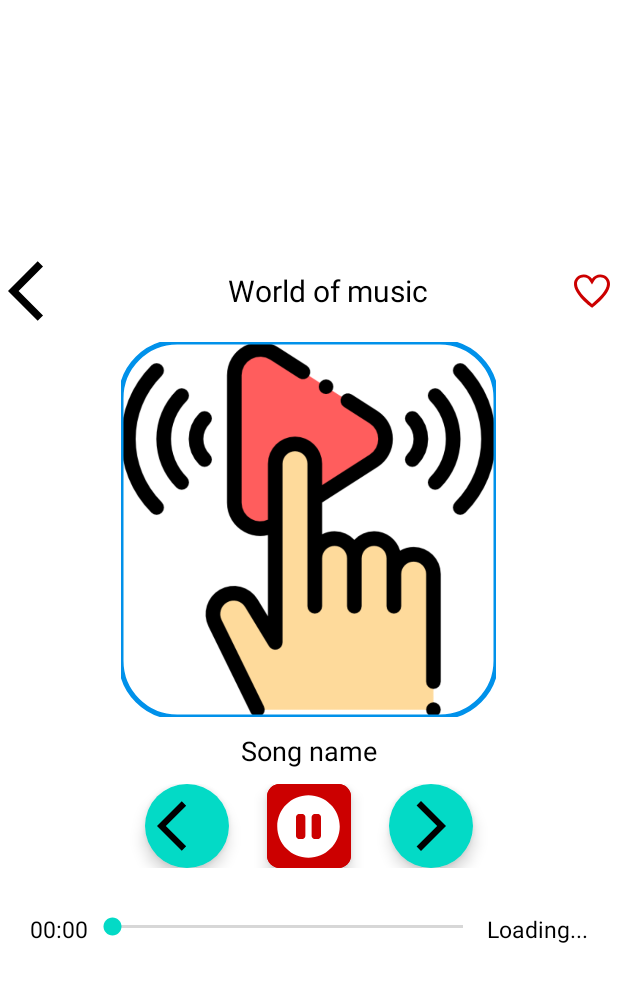
After one commit to JosueDurand96/Music-Player-JD, an Android app: the PlayerActivity screen opened directly, with no data from a screen before it, on a phone screen of 412 x 824 dp. The commit adds this screen. Shown: the top 982 px of the screen. Run offline under Robolectric (Android 15) with nearby library versions, the phone set to English and light mode, and no system bars; 1 statement that could not run was skipped.

Commit message:
design player music

```diff
--- a/app/src/main/AndroidManifest.xml
+++ b/app/src/main/AndroidManifest.xml
@@ -13,6 +13,10 @@
         android:theme="@style/splash_screen"
         tools:targetApi="31">
         <activity
+            android:name=".PlayerActivity"
+            android:theme="@style/splash_screen"
+            android:exported="false" />
+        <activity
             android:name=".MainActivity"
             android:exported="true">
             <intent-filter>
--- /dev/null
+++ b/app/src/main/java/com/durand/musicplayerjd/PlayerActivity.kt
@@ -0,0 +1,22 @@
+package com.durand.musicplayerjd
+
+import android.annotation.SuppressLint
+import android.os.Bundle
+import androidx.activity.enableEdgeToEdge
+import androidx.appcompat.app.AppCompatActivity
+import androidx.core.view.ViewCompat
+import androidx.core.view.WindowInsetsCompat
+
+class PlayerActivity : AppCompatActivity() {
+    @SuppressLint("MissingInflatedId")
+    override fun onCreate(savedInstanceState: Bundle?) {
+        super.onCreate(savedInstanceState)
+        enableEdgeToEdge()
+        setContentView(R.layout.activity_player)
+        ViewCompat.setOnApplyWindowInsetsListener(findViewById(R.id.main)) { v, insets ->
+            val systemBars = insets.getInsets(WindowInsetsCompat.Type.systemBars())
+            v.setPadding(systemBars.left, systemBars.top, systemBars.right, systemBars.bottom)
+            insets
+        }
+    }
+}
--- /dev/null
+++ b/app/src/main/res/drawable/back_icon.xml
@@ -0,0 +1,14 @@
+<?xml version="1.0" encoding="utf-8"?>
+<vector xmlns:android="http://schemas.android.com/apk/res/android"
+    android:width="48dp"
+    android:height="48dp"
+    android:autoMirrored="true"
+    android:tint="#000000"
+    android:viewportWidth="24"
+    android:viewportHeight="24">
+
+    <path
+        android:fillColor="@android:color/white"
+        android:pathData="M11.67,3.87L9.9,2.1 0,12l9.9,9.9 1.77,-1.77L3.54,12z" />
+
+</vector>
--- /dev/null
+++ b/app/src/main/res/drawable/favorite_empty_icon.xml
@@ -0,0 +1,10 @@
+<?xml version="1.0" encoding="utf-8"?>
+<vector xmlns:android="http://schemas.android.com/apk/res/android"
+    android:width="24dp"
+    android:height="24dp"
+    android:viewportWidth="24"
+    android:viewportHeight="24">
+    <path
+        android:fillColor="#000000"
+        android:pathData="M12,23.2l-0.6,-0.5C8.7,20.7 0,13.5 0,7.3C0,3.8 2.9,1 6.5,1c2.2,0 4.3,1.1 5.5,2.9l0,0l0,0C13.2,2.1 15.3,1 17.5,1C21.1,1 24,3.8 24,7.3c0,6.3 -8.7,13.4 -11.4,15.5L12,23.2zM6.5,2.9C4,2.9 2,4.8 2,7.2c0,4.1 5.1,9.5 10,13.4c4.9,-3.9 10,-9.3 10,-13.4c0,-2.4 -2,-4.3 -4.5,-4.3c-1.6,0 -3,0.8 -3.8,2L12,7.6L10.3,5C9.5,3.7 8.1,2.9 6.5,2.9z" />
+</vector>
--- a/app/src/main/res/drawable/favorite_icon.xml
+++ b/app/src/main/res/drawable/favorite_icon.xml
@@ -1,11 +1,10 @@
+<?xml version="1.0" encoding="utf-8"?>
 <vector xmlns:android="http://schemas.android.com/apk/res/android"
     android:width="24dp"
     android:height="24dp"
     android:viewportWidth="24"
     android:viewportHeight="24">
-
     <path
         android:fillColor="@android:color/holo_red_dark"
-        android:pathData="M11.99,2C6.47,2 2,6.48 2,12s4.47,10 9.99,10C17.52,22 22,17.52 22,12S17.52,2 11.99,2zM15.29,16.71L11,12.41V7h2v4.59l3.71,3.71L15.29,16.71z" />
-
+        android:pathData="M12,22C9.63,20.17 1,13.12 1,7.31C1,4.38 3.47,2 6.5,2c1.9,0 3.64,0.93 4.65,2.48L12,5.78l0.85,-1.3C13.86,2.93 15.6,2 17.5,2C20.53,2 23,4.38 23,7.31C23,13.15 14.38,20.18 12,22z" />
 </vector>
--- a/app/src/main/res/drawable/ic_launcher_foreground.xml
+++ b/app/src/main/res/drawable/ic_launcher_foreground.xml
@@ -1,3 +1,4 @@
+<?xml version="1.0" encoding="utf-8"?>
 <vector xmlns:android="http://schemas.android.com/apk/res/android"
     xmlns:aapt="http://schemas.android.com/aapt"
     android:width="108dp"
--- /dev/null
+++ b/app/src/main/res/drawable/next_icon.xml
@@ -0,0 +1,13 @@
+<vector xmlns:android="http://schemas.android.com/apk/res/android"
+    android:width="24dp"
+    android:height="24dp"
+    android:autoMirrored="true"
+    android:tint="#000000"
+    android:viewportWidth="24"
+    android:viewportHeight="24">
+
+    <path
+        android:fillColor="@android:color/white"
+        android:pathData="M6.23,20.23l1.77,1.77l10,-10l-10,-10l-1.77,1.77l8.23,8.23z" />
+
+</vector>
--- /dev/null
+++ b/app/src/main/res/drawable/pause_icon.xml
@@ -0,0 +1,13 @@
+<vector xmlns:android="http://schemas.android.com/apk/res/android"
+    android:width="24dp"
+    android:height="24dp"
+    android:autoMirrored="true"
+    android:viewportWidth="24"
+    android:viewportHeight="24">
+
+    <path
+        android:fillColor="@android:color/white"
+        android:fillType="evenOdd"
+        android:pathData="M12,22C17.523,22 22,17.523 22,12C22,6.477 17.523,2 12,2C6.477,2 2,6.477 2,12C2,17.523 6.477,22 12,22ZM8.076,8.617C8,8.801 8,9.034 8,9.5V14.5C8,14.966 8,15.199 8.076,15.383C8.178,15.628 8.372,15.822 8.617,15.924C8.801,16 9.034,16 9.5,16C9.966,16 10.199,16 10.383,15.924C10.628,15.822 10.822,15.628 10.924,15.383C11,15.199 11,14.966 11,14.5V9.5C11,9.034 11,8.801 10.924,8.617C10.822,8.372 10.628,8.178 10.383,8.076C10.199,8 9.966,8 9.5,8C9.034,8 8.801,8 8.617,8.076C8.372,8.178 8.178,8.372 8.076,8.617ZM13.076,8.617C13,8.801 13,9.034 13,9.5V14.5C13,14.966 13,15.199 13.076,15.383C13.178,15.628 13.372,15.822 13.617,15.924C13.801,16 14.034,16 14.5,16C14.966,16 15.199,16 15.383,15.924C15.628,15.822 15.822,15.628 15.924,15.383C16,15.199 16,14.966 16,14.5V9.5C16,9.034 16,8.801 15.924,8.617C15.822,8.372 15.628,8.178 15.383,8.076C15.199,8 14.966,8 14.5,8C14.034,8 13.801,8 13.617,8.076C13.372,8.178 13.178,8.372 13.076,8.617Z" />
+
+</vector>
--- /dev/null
+++ b/app/src/main/res/drawable/play_icon.xml
@@ -0,0 +1,20 @@
+<vector xmlns:android="http://schemas.android.com/apk/res/android"
+    android:width="24dp"
+    android:height="24dp"
+    android:autoMirrored="true"
+    android:viewportWidth="24"
+    android:viewportHeight="24">
+
+    <path
+        android:fillColor="#00000000"
+        android:pathData="M12,12m-10,0a10,10 0,1 1,20 0a10,10 0,1 1,-20 0"
+        android:strokeWidth="1.5"
+        android:strokeColor="#1C274C" />
+
+    <path
+        android:fillColor="#00000000"
+        android:pathData="M15.414,10.941C16.195,11.403 16.195,12.597 15.414,13.059L10.693,15.846C9.934,16.294 9,15.71 9,14.787L9,9.213C9,8.289 9.934,7.706 10.693,8.154L15.414,10.941Z"
+        android:strokeWidth="1.5"
+        android:strokeColor="#1C274C" />
+
+</vector>
--- a/app/src/main/res/drawable/playlist_icon.xml
+++ b/app/src/main/res/drawable/playlist_icon.xml
@@ -1,3 +1,4 @@
+<?xml version="1.0" encoding="utf-8"?>
 <vector xmlns:android="http://schemas.android.com/apk/res/android"
     android:width="24dp"
     android:height="24dp"
--- /dev/null
+++ b/app/src/main/res/drawable/previous_icon.xml
@@ -0,0 +1,13 @@
+<vector xmlns:android="http://schemas.android.com/apk/res/android"
+    android:width="24dp"
+    android:height="24dp"
+    android:autoMirrored="true"
+    android:tint="#000000"
+    android:viewportWidth="24"
+    android:viewportHeight="24">
+
+    <path
+        android:fillColor="@android:color/white"
+        android:pathData="M11.67,3.87L9.9,2.1 0,12l9.9,9.9 1.77,-1.77L3.54,12z" />
+
+</vector>
--- a/app/src/main/res/drawable/shuffle_icon.xml
+++ b/app/src/main/res/drawable/shuffle_icon.xml
@@ -1,3 +1,4 @@
+<?xml version="1.0" encoding="utf-8"?>
 <vector xmlns:android="http://schemas.android.com/apk/res/android"
     android:width="24dp"
     android:height="24dp"
--- a/app/src/main/res/layout/activity_main.xml
+++ b/app/src/main/res/layout/activity_main.xml
@@ -17,7 +17,6 @@
         app:layout_constraintTop_toTopOf="parent">
 
         <!--        For buttons-->
-
         <LinearLayout
             android:layout_width="match_parent"
             android:layout_height="wrap_content"
--- /dev/null
+++ b/app/src/main/res/layout/activity_player.xml
@@ -0,0 +1,122 @@
+<?xml version="1.0" encoding="utf-8"?>
+<LinearLayout xmlns:android="http://schemas.android.com/apk/res/android"
+    xmlns:app="http://schemas.android.com/apk/res-auto"
+    xmlns:tools="http://schemas.android.com/tools"
+    android:layout_width="match_parent"
+    android:layout_height="match_parent"
+    android:background="@color/white"
+    android:gravity="center"
+    android:orientation="vertical"
+    tools:context=".PlayerActivity">
+
+    <LinearLayout
+        android:layout_width="match_parent"
+        android:layout_height="wrap_content"
+        android:gravity="center"
+        android:orientation="horizontal">
+
+        <ImageButton
+            android:layout_width="wrap_content"
+            android:layout_height="wrap_content"
+            android:layout_marginStart="5dp"
+            android:background="@android:color/transparent"
+            android:contentDescription="@string/back_btn"
+            android:src="@drawable/back_icon"
+            app:tint="@color/black" />
+
+        <TextView
+            android:layout_width="0dp"
+            android:layout_height="match_parent"
+            android:layout_weight="1"
+            android:gravity="center"
+            android:text="@string/world_of_music"
+            android:textColor="@color/black"
+            android:textSize="20sp" />
+
+        <ImageButton
+            android:layout_width="wrap_content"
+            android:layout_height="wrap_content"
+            android:layout_marginEnd="5dp"
+            android:background="@android:color/transparent"
+            android:contentDescription="@string/favorites_btn"
+            android:src="@drawable/favorite_empty_icon"
+            app:tint="@android:color/holo_red_dark" />
+
+    </LinearLayout>
+
+    <com.google.android.material.imageview.ShapeableImageView
+        android:layout_width="250dp"
+        android:layout_height="250dp"
+        android:layout_margin="10dp"
+        android:src="@drawable/image_music_jd_splash"
+        app:shapeAppearanceOverlay="@style/curved"
+        app:strokeColor="@color/color_blue"
+        app:strokeWidth="3dp" />
+
+    <TextView
+        android:layout_width="wrap_content"
+        android:layout_height="wrap_content"
+        android:layout_marginHorizontal="20dp"
+        android:text="@string/song_name"
+        android:textAlignment="center"
+        android:textColor="@color/black"
+        android:textSize="18sp" />
+
+    <LinearLayout
+        android:layout_width="match_parent"
+        android:layout_height="wrap_content"
+        android:layout_margin="10dp"
+        android:gravity="center"
+        android:orientation="horizontal">
+
+        <com.google.android.material.floatingactionbutton.ExtendedFloatingActionButton
+            android:layout_width="wrap_content"
+            android:layout_height="wrap_content"
+            app:icon="@drawable/previous_icon"
+            app:iconSize="40sp" />
+
+        <com.google.android.material.floatingactionbutton.ExtendedFloatingActionButton
+            android:layout_width="wrap_content"
+            android:layout_height="wrap_content"
+            android:layout_marginHorizontal="25dp"
+            android:backgroundTint="@android:color/holo_red_dark"
+            app:icon="@drawable/pause_icon"
+            app:iconSize="50sp"
+            app:iconTint="@color/white"
+            app:shapeAppearanceOverlay="@style/curved" />
+
+        <com.google.android.material.floatingactionbutton.ExtendedFloatingActionButton
+            android:layout_width="wrap_content"
+            android:layout_height="wrap_content"
+            app:icon="@drawable/next_icon"
+            app:iconSize="40sp" />
+    </LinearLayout>
+
+    <LinearLayout
+        android:layout_width="match_parent"
+        android:layout_height="25dp"
+        android:layout_margin="20dp"
+        android:orientation="horizontal">
+
+        <TextView
+            android:layout_width="wrap_content"
+            android:layout_height="wrap_content"
+            android:textColor="@color/black"
+            android:text="@string/start_tv"
+            android:textSize="15sp" />
+
+        <androidx.appcompat.widget.AppCompatSeekBar
+            android:layout_width="wrap_content"
+            android:layout_height="wrap_content"
+            android:layout_weight="1"/>
+
+        <TextView
+            android:layout_width="wrap_content"
+            android:layout_height="wrap_content"
+            android:textColor="@color/black"
+            android:text="@string/end_tv"
+            android:textSize="15sp" />
+
+    </LinearLayout>
+
+</LinearLayout>
--- a/app/src/main/res/values/colors.xml
+++ b/app/src/main/res/values/colors.xml
@@ -1,5 +1,15 @@
 <?xml version="1.0" encoding="utf-8"?>
 <resources>
+    <color name="purple_200">#FFBB86FC</color>
+    <color name="purple_500">#FF6200EE</color>
+    <color name="purple_700">#FF3700B3</color>
+    <color name="teal_200">#FF03DAC5</color>
+    <color name="teal_700">#FF018786</color>
     <color name="black">#FF000000</color>
     <color name="white">#FFFFFFFF</color>
+
+    <color name="color_blue">#0091EA</color>
+    <color name="color_green">#64DD17</color>
+    <color name="color_pink">#F50057</color>
+    <color name="yellow">#FFD600</color>
 </resources>
--- /dev/null
+++ b/app/src/main/res/values/custom_styles.xml
@@ -0,0 +1,6 @@
+<?xml version="1.0" encoding="utf-8"?>
+<resources>
+    <style name="curved">
+        <item name="cornerSize">15%</item>
+    </style>
+</resources>
--- a/app/src/main/res/values/strings.xml
+++ b/app/src/main/res/values/strings.xml
@@ -4,4 +4,9 @@
     <string name="favorites_btn">Favoritos</string>
     <string name="playlist_btn">PLaylists</string>
     <string name="total_songs">Total songs</string>
+    <string name="world_of_music">World of music</string>
+    <string name="song_name">Song name</string>
+    <string name="back_btn">Back</string>
+    <string name="start_tv">00:00</string>
+    <string name="end_tv">Loading...</string>
 </resources>
```
